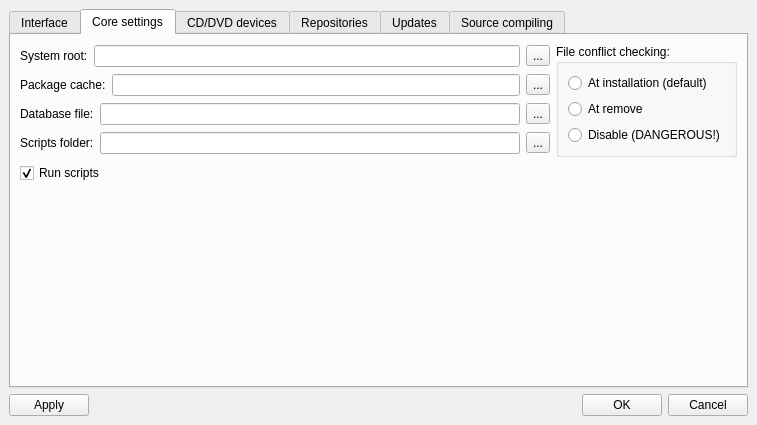
BackupTheBerlios/mops, file mpkg/manager/preferencesbox.ui: the form before one commit.
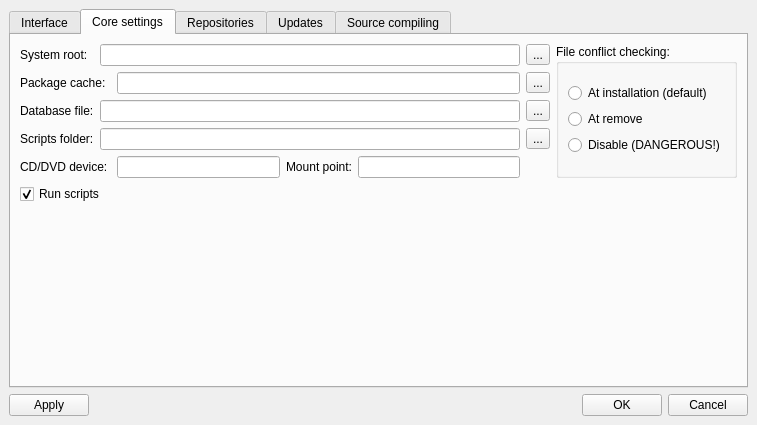
The form after the commit. The open tabs and pages were chosen to show the change.

Patch:
```diff
--- a/mpkg/manager/preferencesbox.ui
+++ b/mpkg/manager/preferencesbox.ui
@@ -149,120 +149,100 @@
           <number>6</number>
          </property>
          <item>
-          <layout class="QVBoxLayout" >
+          <layout class="QGridLayout" >
            <property name="margin" >
             <number>0</number>
            </property>
            <property name="spacing" >
             <number>6</number>
            </property>
-           <item>
-            <layout class="QHBoxLayout" >
-             <property name="margin" >
-              <number>0</number>
+           <item row="2" column="1" colspan="4" >
+            <widget class="QLineEdit" name="dbfileEdit" />
+           </item>
+           <item row="2" column="0" >
+            <widget class="QLabel" name="label_3" >
+             <property name="text" >
+              <string>Database file:</string>
              </property>
-             <property name="spacing" >
-              <number>6</number>
+            </widget>
+           </item>
+           <item row="4" column="2" >
+            <widget class="QLineEdit" name="cdromDeviceEdit" />
+           </item>
+           <item row="0" column="0" >
+            <widget class="QLabel" name="label" >
+             <property name="text" >
+              <string>System root:</string>
              </property>
-             <item>
-              <widget class="QLabel" name="label" >
-               <property name="text" >
-                <string>System root:</string>
-               </property>
-              </widget>
-             </item>
-             <item>
-              <widget class="QLineEdit" name="sysrootEdit" />
-             </item>
-             <item>
-              <widget class="QToolButton" name="toolButton" >
-               <property name="text" >
-                <string>...</string>
-               </property>
-              </widget>
-             </item>
-            </layout>
+            </widget>
            </item>
-           <item>
-            <layout class="QHBoxLayout" >
-             <property name="margin" >
-              <number>0</number>
+           <item row="3" column="1" colspan="4" >
+            <widget class="QLineEdit" name="scriptsfolderEdit" />
+           </item>
+           <item row="1" column="2" colspan="3" >
+            <widget class="QLineEdit" name="syscacheEdit" />
+           </item>
+           <item row="2" column="5" >
+            <widget class="QToolButton" name="toolButton_3" >
+             <property name="text" >
+              <string>...</string>
              </property>
-             <property name="spacing" >
-              <number>6</number>
+            </widget>
+           </item>
+           <item row="4" column="0" colspan="2" >
+            <widget class="QLabel" name="label_12" >
+             <property name="text" >
+              <string>CD/DVD device: </string>
              </property>
-             <item>
-              <widget class="QLabel" name="label_2" >
-               <property name="text" >
-                <string>Package cache:</string>
-               </property>
-              </widget>
-             </item>
-             <item>
-              <widget class="QLineEdit" name="syscacheEdit" />
-             </item>
-             <item>
-              <widget class="QToolButton" name="toolButton_2" >
-               <property name="text" >
-                <string>...</string>
-               </property>
-              </widget>
-             </item>
-            </layout>
+            </widget>
            </item>
-           <item>
-            <layout class="QHBoxLayout" >
-             <property name="margin" >
-              <number>0</number>
+           <item row="1" column="5" >
+            <widget class="QToolButton" name="toolButton_2" >
+             <property name="text" >
+              <string>...</string>
              </property>
-             <property name="spacing" >
-              <number>6</number>
+            </widget>
+           </item>
+           <item row="4" column="3" >
+            <widget class="QLabel" name="label_13" >
+             <property name="text" >
+              <string>Mount point:</string>
              </property>
-             <item>
-              <widget class="QLabel" name="label_3" >
-               <property name="text" >
-                <string>Database file:</string>
-               </property>
-              </widget>
-             </item>
-             <item>
-              <widget class="QLineEdit" name="dbfileEdit" />
-             </item>
-             <item>
-              <widget class="QToolButton" name="toolButton_3" >
-               <property name="text" >
-                <string>...</string>
-               </property>
-              </widget>
-             </item>
-            </layout>
+            </widget>
            </item>
-           <item>
-            <layout class="QHBoxLayout" >
-             <property name="margin" >
-              <number>0</number>
+           <item row="0" column="1" colspan="4" >
+            <widget class="QLineEdit" name="sysrootEdit" />
+           </item>
+           <item row="3" column="5" >
+            <widget class="QToolButton" name="toolButton_4" >
+             <property name="text" >
+              <string>...</string>
              </property>
-             <property name="spacing" >
-              <number>6</number>
+            </widget>
+           </item>
+           <item row="0" column="5" >
+            <widget class="QToolButton" name="toolButton" >
+             <property name="text" >
+              <string>...</string>
              </property>
-             <item>
-              <widget class="QLabel" name="label_4" >
-               <property name="text" >
-                <string>Scripts folder:</string>
-               </property>
-              </widget>
-             </item>
-             <item>
-              <widget class="QLineEdit" name="scriptsfolderEdit" />
-             </item>
-             <item>
-              <widget class="QToolButton" name="toolButton_4" >
-               <property name="text" >
-                <string>...</string>
-               </property>
-              </widget>
-             </item>
-            </layout>
+            </widget>
+           </item>
+           <item row="3" column="0" >
+            <widget class="QLabel" name="label_4" >
+             <property name="text" >
+              <string>Scripts folder:</string>
+             </property>
+            </widget>
+           </item>
+           <item row="1" column="0" colspan="2" >
+            <widget class="QLabel" name="label_2" >
+             <property name="text" >
+              <string>Package cache:</string>
+             </property>
+            </widget>
+           </item>
+           <item row="4" column="4" >
+            <widget class="QLineEdit" name="mountPointEdit" />
            </item>
           </layout>
          </item>
@@ -339,141 +319,6 @@
        </item>
       </layout>
      </widget>
-     <widget class="QWidget" name="tab_6" >
-      <attribute name="title" >
-       <string>CD/DVD devices</string>
-      </attribute>
-      <layout class="QVBoxLayout" >
-       <property name="margin" >
-        <number>9</number>
-       </property>
-       <property name="spacing" >
-        <number>6</number>
-       </property>
-       <item>
-        <layout class="QHBoxLayout" >
-         <property name="margin" >
-          <number>0</number>
-         </property>
-         <property name="spacing" >
-          <number>6</number>
-         </property>
-         <item>
-          <layout class="QVBoxLayout" >
-           <property name="margin" >
-            <number>0</number>
-           </property>
-           <property name="spacing" >
-            <number>6</number>
-           </property>
-           <item>
-            <layout class="QHBoxLayout" >
-             <property name="margin" >
-              <number>0</number>
-             </property>
-             <property name="spacing" >
-              <number>6</number>
-             </property>
-             <item>
-              <widget class="QLabel" name="label_6" >
-               <property name="enabled" >
-                <bool>false</bool>
-               </property>
-               <property name="text" >
-                <string>Add new:</string>
-               </property>
-              </widget>
-             </item>
-             <item>
-              <widget class="QLineEdit" name="lineEdit" >
-               <property name="enabled" >
-                <bool>false</bool>
-               </property>
-              </widget>
-             </item>
-            </layout>
-           </item>
-           <item>
-            <widget class="QTableWidget" name="tableWidget" >
-             <property name="enabled" >
-              <bool>false</bool>
-             </property>
-             <column>
-              <property name="text" >
-               <string>Device</string>
-              </property>
-             </column>
-             <column>
-              <property name="text" >
-               <string>State</string>
-              </property>
-             </column>
-             <column>
-              <property name="text" >
-               <string>(Volname)</string>
-              </property>
-             </column>
-            </widget>
-           </item>
-          </layout>
-         </item>
-         <item>
-          <layout class="QVBoxLayout" >
-           <property name="margin" >
-            <number>0</number>
-           </property>
-           <property name="spacing" >
-            <number>6</number>
-           </property>
-           <item>
-            <widget class="QPushButton" name="pushButton" >
-             <property name="enabled" >
-              <bool>false</bool>
-             </property>
-             <property name="text" >
-              <string>Add</string>
-             </property>
-            </widget>
-           </item>
-           <item>
-            <widget class="QPushButton" name="pushButton_2" >
-             <property name="enabled" >
-              <bool>false</bool>
-             </property>
-             <property name="text" >
-              <string>Remove</string>
-             </property>
-            </widget>
-           </item>
-           <item>
-            <widget class="QPushButton" name="pushButton_3" >
-             <property name="enabled" >
-              <bool>false</bool>
-             </property>
-             <property name="text" >
-              <string>Modify</string>
-             </property>
-            </widget>
-           </item>
-           <item>
-            <spacer>
-             <property name="orientation" >
-              <enum>Qt::Vertical</enum>
-             </property>
-             <property name="sizeHint" >
-              <size>
-               <width>20</width>
-               <height>40</height>
-              </size>
-             </property>
-            </spacer>
-           </item>
-          </layout>
-         </item>
-        </layout>
-       </item>
-      </layout>
-     </widget>
      <widget class="QWidget" name="tab_3" >
       <attribute name="title" >
        <string>Repositories</string>
```
Left out of the diff: 2 changed lines with no effect on the pictures.
